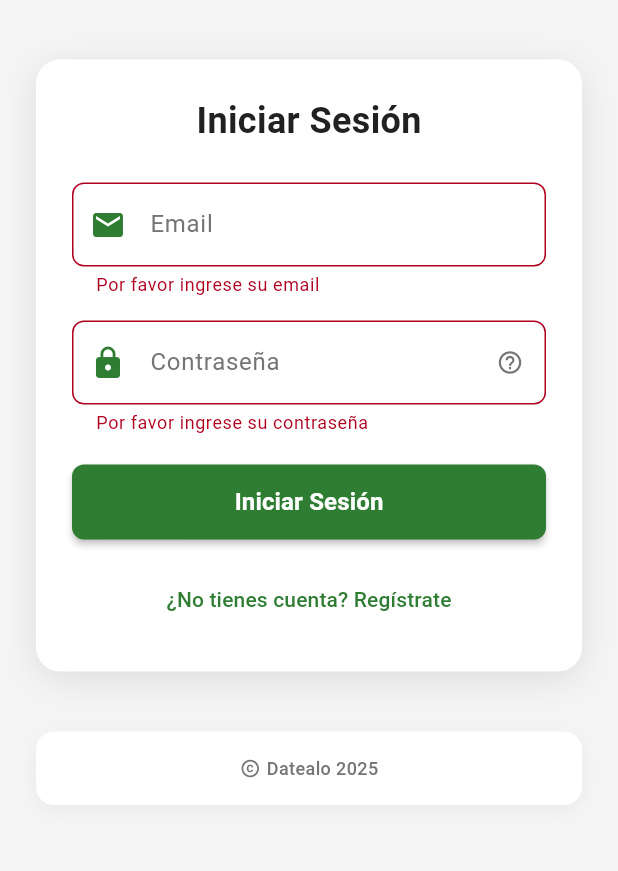
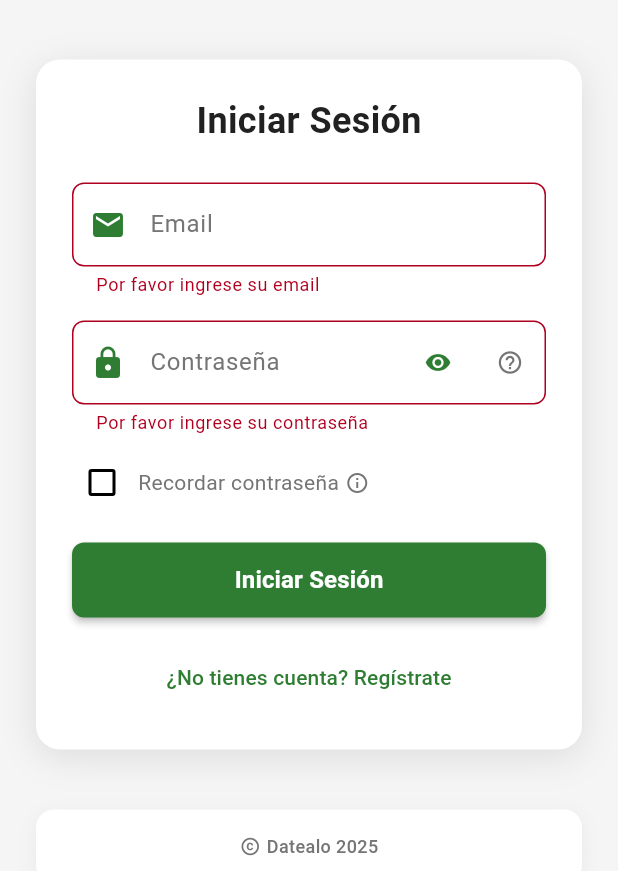
Before and after one commit to jhon-arias/app_movile, a Flutter app: the screen it shows after launch, after a tap on "Iniciar Sesión", on a phone screen of 412 x 824 dp, the part 365-1236 px from its top. Run offline on Flutter 3.47's test engine with Material 3 defaults, Android fonts, the phone set to English and light mode, and no system bars; our stand-ins replace appwrite, flutter_dotenv, syncfusion_flutter_charts; network calls fail.

Commit message:
agregamos visualizar y recordar contraseña

```diff
--- a/lib/auth/login_screen.dart
+++ b/lib/auth/login_screen.dart
@@ -4,6 +4,7 @@ import 'package:gastos_app/auth/auth_service.dart';
 import 'package:gastos_app/screens/add_transaction_screen.dart';
 import 'package:gastos_app/app/theme.dart';
 import 'package:gastos_app/widgets/app_logo.dart';
+import 'package:gastos_app/services/credentials_service.dart';
 
 class LoginScreen extends StatefulWidget {
   const LoginScreen({Key? key}) : super(key: key);
@@ -17,6 +18,9 @@ class _LoginScreenState extends State<LoginScreen> {
   final _passwordController = TextEditingController();
   final _formKey = GlobalKey<FormState>();
   bool _isLogin = true;
+  bool _rememberPassword = false; // Nueva variable para recordar contraseña
+  bool _isPasswordVisible =
+      false; // Variable para controlar visibilidad de contraseña
 
   @override
   void initState() {
@@ -25,6 +29,7 @@ class _LoginScreenState extends State<LoginScreen> {
     WidgetsBinding.instance.addPostFrameCallback((_) {
       _precacheImages();
       _checkActiveSession();
+      _loadSavedCredentials(); // Cargar credenciales guardadas
     });
   }
 
@@ -41,6 +46,27 @@ class _LoginScreenState extends State<LoginScreen> {
 
     if (hasActiveSession && mounted) {
       _navigateToMainScreen();
+    }
+  }
+
+  // Cargar credenciales guardadas
+  Future<void> _loadSavedCredentials() async {
+    try {
+      final credentials = await SecureStorageService.getSavedCredentials();
+      final isValid = await SecureStorageService.areCredentialsValid();
+
+      if (mounted &&
+          credentials['email'] != null &&
+          credentials['password'] != null &&
+          isValid) {
+        setState(() {
+          _emailController.text = credentials['email']!;
+          _passwordController.text = credentials['password']!;
+          _rememberPassword = credentials['rememberMe'] == 'true';
+        });
+      }
+    } catch (e) {
+      print('Error al cargar credenciales guardadas: $e');
     }
   }
 
@@ -74,6 +100,17 @@ class _LoginScreenState extends State<LoginScreen> {
           );
 
     if (success && mounted) {
+      // Guardar credenciales si está marcada la opción y es login exitoso
+      if (_isLogin && _rememberPassword) {
+        await SecureStorageService.saveCredentials(
+          _emailController.text,
+          _passwordController.text,
+        );
+      } else if (!_rememberPassword) {
+        // Si no está marcada la opción, limpiar credenciales guardadas
+        await SecureStorageService.clearCredentials();
+      }
+
       _navigateToMainScreen();
     }
   }
@@ -169,6 +206,9 @@ class _LoginScreenState extends State<LoginScreen> {
             _buildEmailField(),
             const SizedBox(height: 16),
             _buildPasswordField(),
+            const SizedBox(height: 12),
+            // Checkbox de recordar contraseña (solo en login)
+            if (_isLogin) _buildRememberPasswordCheckbox(),
             const SizedBox(height: 20),
             if (authService.errorMessage != null)
               _buildErrorMessage(authService.errorMessage!),
@@ -202,15 +242,36 @@ class _LoginScreenState extends State<LoginScreen> {
   Widget _buildPasswordField() {
     return TextFormField(
       controller: _passwordController,
-      obscureText: true,
+      obscureText: !_isPasswordVisible,
       decoration: InputDecoration(
         labelText: 'Contraseña',
         prefixIcon: const Icon(Icons.lock, color: AppTheme.primaryColor),
         hintText: 'Mínimo 6 caracteres',
-        suffixIcon: IconButton(
-          icon: const Icon(Icons.help_outline, size: 18),
-          onPressed: _showPasswordRequirements,
-          color: AppTheme.textSecondary,
+        suffixIcon: Row(
+          mainAxisSize: MainAxisSize.min,
+          children: [
+            IconButton(
+              icon: Icon(
+                _isPasswordVisible ? Icons.visibility_off : Icons.visibility,
+                size: 18,
+                color: AppTheme.primaryColor,
+              ),
+              onPressed: () {
+                setState(() {
+                  _isPasswordVisible = !_isPasswordVisible;
+                });
+              },
+              tooltip: _isPasswordVisible
+                  ? 'Ocultar contraseña'
+                  : 'Mostrar contraseña',
+            ),
+            IconButton(
+              icon: const Icon(Icons.help_outline, size: 18),
+              onPressed: _showPasswordRequirements,
+              color: AppTheme.textSecondary,
+              tooltip: 'Ver requisitos de contraseña',
+            ),
+          ],
         ),
       ),
       onChanged: (_) => _clearError(),
@@ -220,6 +281,48 @@ class _LoginScreenState extends State<LoginScreen> {
         }
         return null;
       },
+    );
+  }
+
+  // Widget para el checkbox de recordar contraseña
+  Widget _buildRememberPasswordCheckbox() {
+    return Row(
+      children: [
+        Checkbox(
+          value: _rememberPassword,
+          onChanged: (value) {
+            setState(() {
+              _rememberPassword = value ?? false;
+            });
+          },
+          activeColor: AppTheme.primaryColor,
+          materialTapTargetSize: MaterialTapTargetSize.shrinkWrap,
+        ),
+        const SizedBox(width: 4),
+        Expanded(
+          child: GestureDetector(
+            onTap: () {
+              setState(() {
+                _rememberPassword = !_rememberPassword;
+              });
+            },
+            child: Row(
+              children: [
+                Text(
+                  'Recordar contraseña',
+                  style: TextStyle(fontSize: 14, color: AppTheme.textSecondary),
+                ),
+                const SizedBox(width: 4),
+                Icon(
+                  Icons.info_outline,
+                  size: 16,
+                  color: AppTheme.textSecondary,
+                ),
+              ],
+            ),
+          ),
+        ),
+      ],
     );
   }
 
--- /dev/null
+++ b/lib/services/credentials_service.dart
@@ -0,0 +1,146 @@
+import 'dart:convert';
+import 'dart:io';
+import 'package:path_provider/path_provider.dart';
+
+class SecureStorageService {
+  static const String _fileName = 'user_credentials.json';
+
+  // Obtener el archivo de credenciales
+  static Future<File> _getCredentialsFile() async {
+    final directory = await getApplicationDocumentsDirectory();
+    return File('${directory.path}/$_fileName');
+  }
+
+  // Guardar credenciales
+  static Future<void> saveCredentials(String email, String password) async {
+    try {
+      final file = await _getCredentialsFile();
+      final credentials = {
+        'email': email,
+        'password': password,
+        'rememberMe': true,
+        'timestamp': DateTime.now().toIso8601String(),
+      };
+
+      await file.writeAsString(jsonEncode(credentials));
+    } catch (e) {
+      print('Error al guardar credenciales: $e');
+    }
+  }
+
+  // Obtener email guardado
+  static Future<String?> getSavedEmail() async {
+    try {
+      final credentials = await getSavedCredentials();
+      return credentials['email'];
+    } catch (e) {
+      print('Error al obtener email: $e');
+      return null;
+    }
+  }
+
+  // Obtener contraseña guardada
+  static Future<String?> getSavedPassword() async {
+    try {
+      final credentials = await getSavedCredentials();
+      return credentials['password'];
+    } catch (e) {
+      print('Error al obtener contraseña: $e');
+      return null;
+    }
+  }
+
+  // Verificar si está habilitado "recordar me"
+  static Future<bool> isRememberMeEnabled() async {
+    try {
+      final credentials = await getSavedCredentials();
+      return credentials['rememberMe'] == 'true';
+    } catch (e) {
+      print('Error al verificar remember me: $e');
+      return false;
+    }
+  }
+
+  // Obtener credenciales completas
+  static Future<Map<String, String?>> getSavedCredentials() async {
+    try {
+      final file = await _getCredentialsFile();
+
+      if (!await file.exists()) {
+        return {'email': null, 'password': null, 'rememberMe': 'false'};
+      }
+
+      final content = await file.readAsString();
+      final Map<String, dynamic> data = jsonDecode(content);
+
+      return {
+        'email': data['email'],
+        'password': data['password'],
+        'rememberMe': data['rememberMe'].toString(),
+      };
+    } catch (e) {
+      print('Error al obtener credenciales: $e');
+      return {'email': null, 'password': null, 'rememberMe': 'false'};
+    }
+  }
+
+  // Eliminar credenciales guardadas
+  static Future<void> clearCredentials() async {
+    try {
+      final file = await _getCredentialsFile();
+      if (await file.exists()) {
+        await file.delete();
+      }
+    } catch (e) {
+      print('Error al limpiar credenciales: $e');
+    }
+  }
+
+  // Actualizar estado de "recordar me"
+  static Future<void> setRememberMe(bool remember) async {
+    try {
+      if (!remember) {
+        await clearCredentials();
+      } else {
+        // Si ya existen credenciales, mantenerlas pero marcar remember como true
+        final credentials = await getSavedCredentials();
+        if (credentials['email'] != null && credentials['password'] != null) {
+          await saveCredentials(
+            credentials['email']!,
+            credentials['password']!,
+          );
+        }
+      }
+    } catch (e) {
+      print('Error al actualizar remember me: $e');
+    }
+  }
+
+  // Verificar si las credenciales guardadas no son muy antiguas (para seguridad)
+  static Future<bool> areCredentialsValid() async {
+    try {
+      final file = await _getCredentialsFile();
+
+      if (!await file.exists()) {
+        return false;
+      }
+
+      final content = await file.readAsString();
+      final Map<String, dynamic> data = jsonDecode(content);
+
+      if (data['timestamp'] == null) {
+        return false;
+      }
+
+      final savedTime = DateTime.parse(data['timestamp']);
+      final now = DateTime.now();
+      final difference = now.difference(savedTime).inDays;
+
+      // Las credenciales son válidas por 30 días
+      return difference <= 30;
+    } catch (e) {
+      print('Error al verificar validez de credenciales: $e');
+      return false;
+    }
+  }
+}
```
